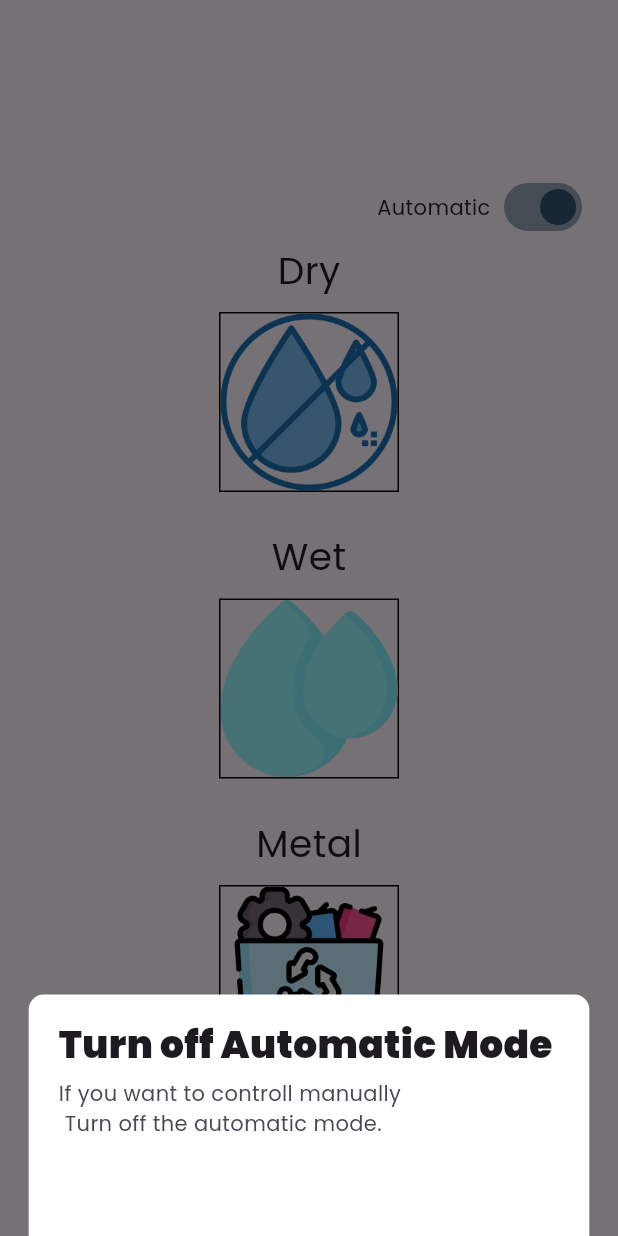
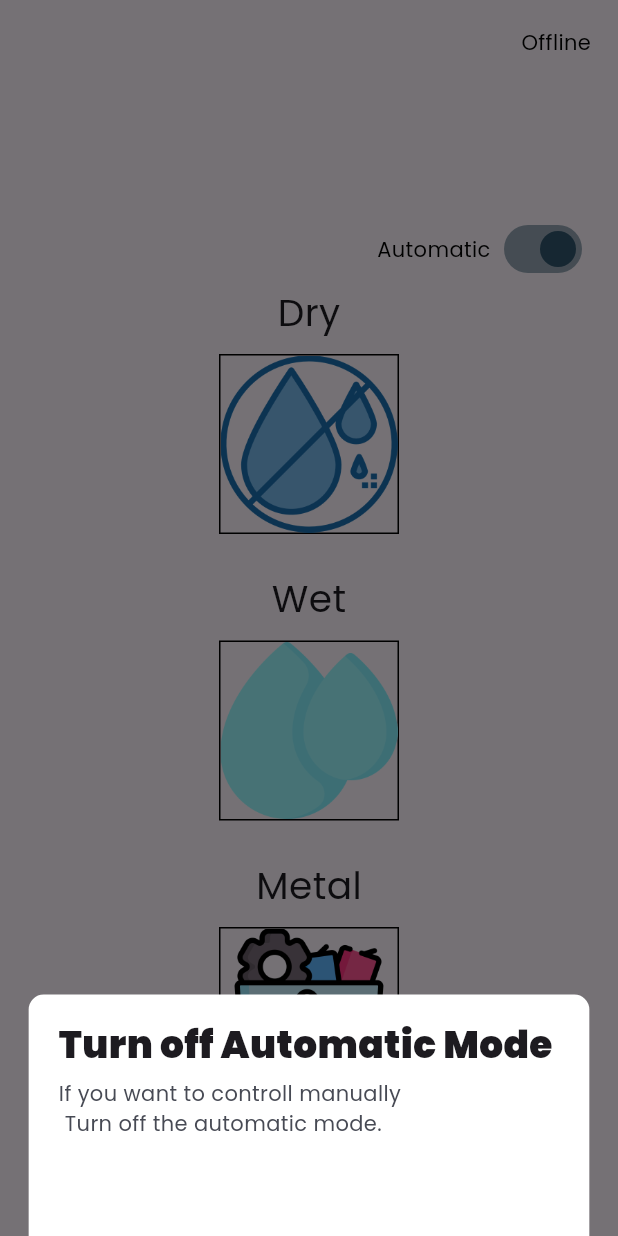
Before and after one commit to bonic-projects/automatic-waste-segregation, a Flutter app: the screen it shows after launch, after a tap on "Dry", on a phone screen of 412 x 824 dp. Run offline on Flutter 3.47's test engine with Material 3 defaults, Android fonts, the phone set to English and light mode, and no system bars; our stand-ins replace firebase_core, firebase_database, stacked, stacked_services, stacked_shared; accounts and stored records are empty.

Commit message:
Complete Auto Waste Automatic waste Segregation flutter app added device online feature

```diff
--- a/software/aws_flutter/lib/app/app.dart
+++ b/software/aws_flutter/lib/app/app.dart
@@ -5,13 +5,16 @@ import 'package:aws_flutter/ui/views/startup/startup_view.dart';
 import 'package:stacked/stacked_annotations.dart';
 import 'package:stacked_services/stacked_services.dart';
 import 'package:aws_flutter/services/device_database_service.dart';
+
 // @stacked-import
 
 @StackedApp(
   routes: [
     MaterialRoute(page: HomeView),
     MaterialRoute(page: StartupView),
-    // @stacked-route
+
+
+// @stacked-route
   ],
   dependencies: [
     LazySingleton(classType: BottomSheetService),
--- a/software/aws_flutter/lib/main.dart
+++ b/software/aws_flutter/lib/main.dart
@@ -32,9 +32,8 @@ class MainApp extends StatelessWidget {
         StackedService.routeObserver,
       ],
       theme: ThemeData(
-        fontFamily: 'Poppins',
-        visualDensity: VisualDensity.adaptivePlatformDensity
-      ),
+          fontFamily: 'Poppins',
+          visualDensity: VisualDensity.adaptivePlatformDensity),
     );
   }
 }
--- a/software/aws_flutter/lib/models/device_data.dart
+++ b/software/aws_flutter/lib/models/device_data.dart
@@ -2,18 +2,22 @@
 class DeviceMovement {
   String? direction;
   bool isAuto;
+  DateTime? lastSeen;
 
   //
 
   DeviceMovement({
     required this.direction,
     required this.isAuto,
+    this.lastSeen,
   });
 
 //
   factory DeviceMovement.fromMap(Map data) {
     return DeviceMovement(
-      direction: data['direction'] , isAuto: data['isAuto'] ?? false,
+      direction: data['direction'],
+      isAuto: data['isAuto'] ?? false,
+      lastSeen: DateTime.fromMillisecondsSinceEpoch(data['ts']),
     );
   }
 
@@ -21,5 +25,6 @@ class DeviceMovement {
   Map<String, dynamic> toJson() => {
         'direction': direction,
         'isAuto': isAuto,
+        'ts':lastSeen,
       };
 }
--- a/software/aws_flutter/lib/services/device_database_service.dart
+++ b/software/aws_flutter/lib/services/device_database_service.dart
@@ -30,11 +30,7 @@ class DeviceDatabaseService with ListenableServiceMixin {
   void setDeviceData(DeviceMovement data) {
     DatabaseReference dataRef = _db.ref('/devices/$dbCode/signal');
 
-
-      dataRef.update(data.toJson());
-
-
-
+    dataRef.update(data.toJson());
 
     //dataRef.update(data.toJson());
     //print(data.direction);
--- /dev/null
+++ b/software/aws_flutter/lib/ui/smart_widgets/online_status.dart
@@ -0,0 +1,46 @@
+import 'package:flutter/material.dart';
+import 'package:stacked/stacked.dart';
+
+import 'online_status_viewmodel.dart';
+
+class IsOnlineWidget extends StatelessWidget {
+  const IsOnlineWidget({Key? key}) : super(key: key);
+
+  @override
+  Widget build(BuildContext context) {
+    return ViewModelBuilder<HomeViewModel>.reactive(
+      onViewModelReady: (model) => model.setTimer(),
+      builder: (context, model, child) {
+        if (model.isOnline) {
+          return const Center(
+              child: Padding(
+            padding: EdgeInsets.only(right: 8.0),
+            child: Row(
+              children: [
+                Text(
+                  'Online',
+                  style: TextStyle(color: Colors.black),
+                ),
+                Icon(
+                  Icons.circle,
+                  color: Colors.green,
+                  size: 16,
+                )
+              ],
+            ),
+          ));
+        } else {
+          return const Center(
+              child: Padding(
+            padding: EdgeInsets.only(right: 8.0),
+            child: Text(
+              'Offline',
+              style: TextStyle(color: Colors.black),
+            ),
+          ));
+        }
+      },
+      viewModelBuilder: () => HomeViewModel(),
+    );
+  }
+}
--- /dev/null
+++ b/software/aws_flutter/lib/ui/smart_widgets/online_status_viewmodel.dart
@@ -0,0 +1,42 @@
+import 'dart:async';
+
+import 'package:aws_flutter/models/device_data.dart';
+import 'package:aws_flutter/services/device_database_service.dart';
+import 'package:stacked/stacked.dart';
+
+import '../../../app/app.locator.dart';
+
+
+
+class HomeViewModel extends BaseViewModel {
+  //final log = getLogger('StatusWidget');
+
+  final _dbService = locator<DeviceDatabaseService>();
+
+  DeviceMovement? get node => _dbService.node;
+
+  bool _isOnline = false;
+
+  bool get isOnline => _isOnline;
+
+  bool isOnlineCheck(DateTime? time) {
+    if (time == null) return false;
+    final DateTime now = DateTime.now();
+    final difference = now.difference(time).inSeconds;
+    // log.i("Status $difference");
+    return difference.abs() <= 5;
+  }
+
+  late Timer timer;
+
+  void setTimer() {
+    const oneSec = Duration(seconds: 1);
+    timer = Timer.periodic(
+      oneSec,
+      (Timer timer) {
+        _isOnline = isOnlineCheck(node?.lastSeen);
+        notifyListeners();
+      },
+    );
+  }
+}
--- a/software/aws_flutter/lib/ui/views/home/Widgets/button_Container.dart
+++ b/software/aws_flutter/lib/ui/views/home/Widgets/button_Container.dart
@@ -1,5 +1,3 @@
-import 'dart:ffi';
-
 import 'package:aws_flutter/ui/common/ui_helpers.dart';
 import 'package:flutter/material.dart';
 
@@ -8,7 +6,7 @@ class ButtonContainer extends StatelessWidget {
   final bool isDisable;
   final String name;
   final String image;
- // final void Function()? onAutoTap;
+  // final void Function()? onAutoTap;
   const ButtonContainer({
     super.key,
     required this.ontap,
--- a/software/aws_flutter/lib/ui/views/home/home_view.dart
+++ b/software/aws_flutter/lib/ui/views/home/home_view.dart
@@ -1,4 +1,5 @@
 import 'package:aws_flutter/ui/common/ui_helpers.dart';
+import 'package:aws_flutter/ui/smart_widgets/online_status.dart';
 import 'package:aws_flutter/ui/views/home/Widgets/auto_Switch.dart';
 import 'package:aws_flutter/ui/views/home/Widgets/button_Container.dart';
 import 'package:flutter/material.dart';
@@ -17,6 +18,13 @@ class HomeView extends StackedView<HomeViewModel> {
     Widget? child,
   ) {
     return Scaffold(
+        appBar: AppBar(
+          actions: [
+            Row(
+              children: [IsOnlineWidget(), horizontalSpaceSmall],
+            )
+          ],
+        ),
         body: Container(
           padding: const EdgeInsets.all(20),
           child: Center(
@@ -27,7 +35,10 @@ class HomeView extends StackedView<HomeViewModel> {
                 Row(
                   mainAxisAlignment: MainAxisAlignment.end,
                   children: [
-                const Text('Automatic'),
+                    const Text(
+                      'Automatic',
+                      style: TextStyle(color: Colors.black),
+                    ),
                     horizontalSpaceTiny,
                     AutoSwitch(
                       isAuto: viewModel.isAuto,
@@ -36,9 +47,8 @@ class HomeView extends StackedView<HomeViewModel> {
                   ],
                 ),
                 ButtonContainer(
-
-              ontap: ()=>  viewModel.isAuto
-                  ?  viewModel.showBottomSheet()
+                  ontap: () => viewModel.isAuto
+                      ? viewModel.showBottomSheet()
                       : viewModel.isBinMovement('d'),
 
                   //viewModel.isBinMovement('d'),
@@ -48,8 +58,8 @@ class HomeView extends StackedView<HomeViewModel> {
                 ),
                 verticalSpaceMedium,
                 ButtonContainer(
-              ontap: ()=>  viewModel.isAuto
-                  ?  viewModel.showBottomSheet()
+                  ontap: () => viewModel.isAuto
+                      ? viewModel.showBottomSheet()
                       : viewModel.isBinMovement('w'),
                   image: 'assets/images/humidity.png',
                   name: 'Wet',
@@ -57,8 +67,8 @@ class HomeView extends StackedView<HomeViewModel> {
                 ),
                 verticalSpaceMedium,
                 ButtonContainer(
-              ontap: ()=>  viewModel.isAuto
-                  ?  viewModel.showBottomSheet()
+                  ontap: () => viewModel.isAuto
+                      ? viewModel.showBottomSheet()
                       : viewModel.isBinMovement('m'),
                   image: 'assets/images/metal.png',
                   name: 'Metal',
```
Also changed, not shown: software/aws_flutter/lib/ui/views/home/home_viewmodel.dart (+4 -3 lines). Lines whose indentation alone changed are shown as unchanged.
